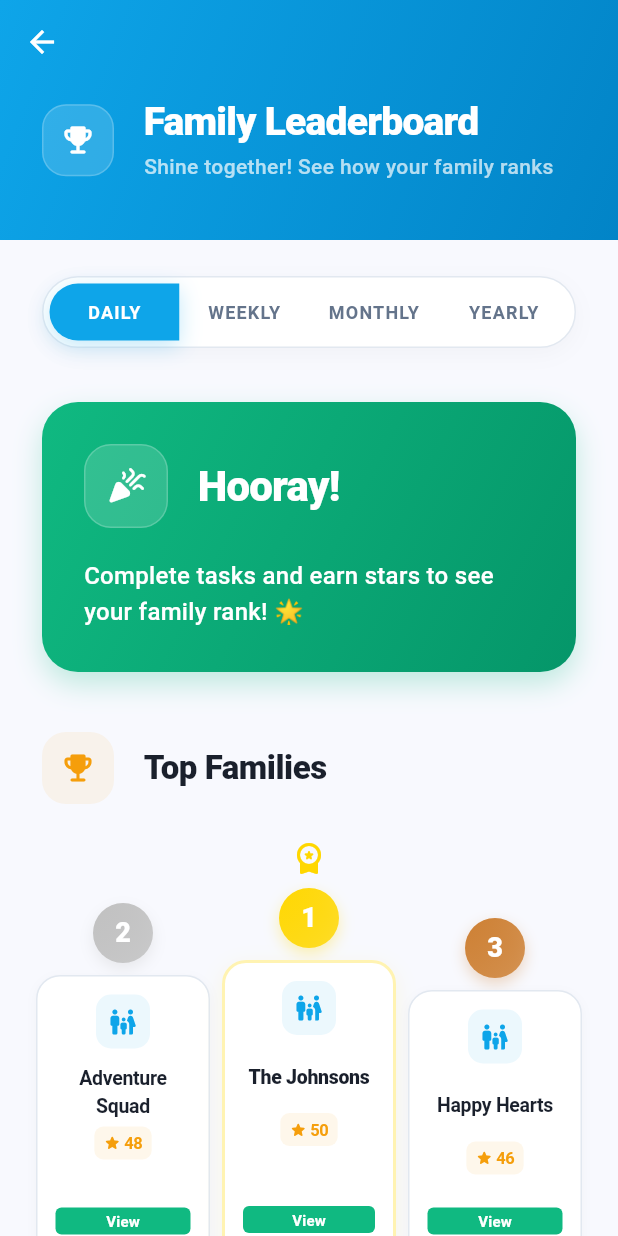
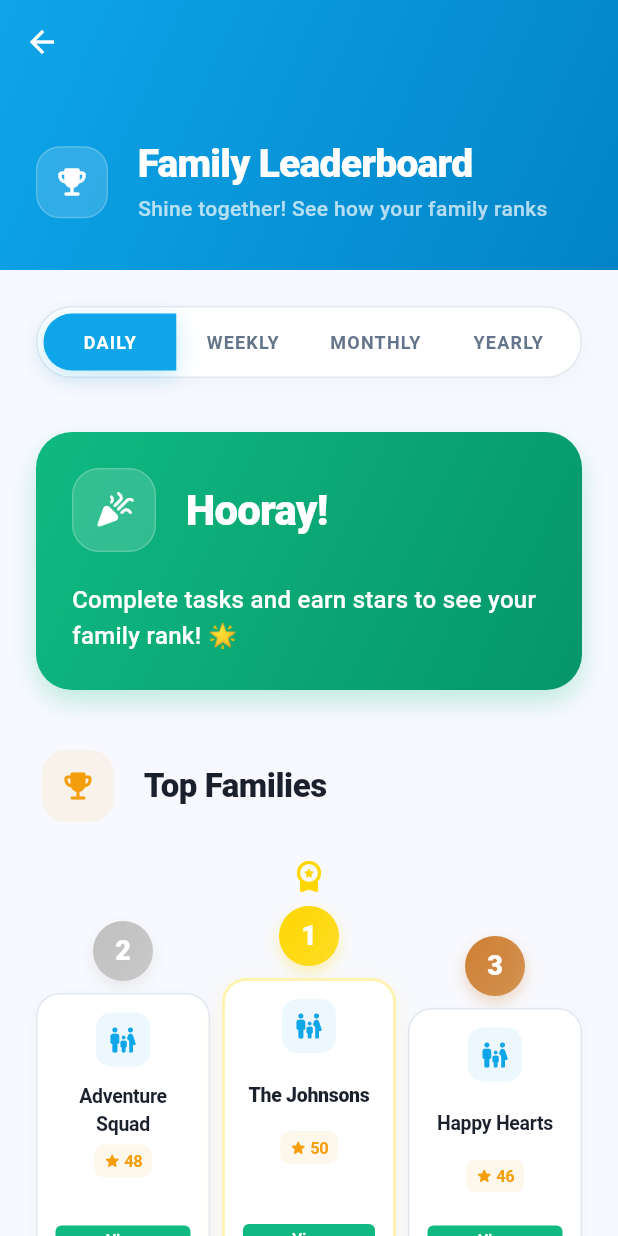
Before and after one commit to fatima-alzahraa-hammoud/guardian-grove-mobile, a Flutter app: the LeaderboardView screen opened directly, on a phone screen of 412 x 824 dp. Run offline on Flutter 3.47's test engine with Material 3 defaults, Android fonts, the phone set to English and light mode, and no system bars; our stand-ins replace curved_navigation_bar, dio, equatable, flutter_bloc, get_it, shared_preferences and 1 more; accounts and stored records are empty; network calls fail; Roboto replaces fonts that are missing (Comic Sans MS).

Commit message:
Fix leaderboard screen

```diff
--- a/flutter_app/lib/presentation/pages/main/leaderboard_screen.dart
+++ b/flutter_app/lib/presentation/pages/main/leaderboard_screen.dart
@@ -212,7 +212,7 @@ class LeaderboardView extends StatelessWidget {
         slivers: [
           // Enhanced App Bar
           SliverAppBar(
-            expandedHeight: 160.0,
+            expandedHeight: 180.0,
             floating: false,
             pinned: true,
             backgroundColor: Colors.transparent,
@@ -228,7 +228,7 @@ class LeaderboardView extends StatelessWidget {
                 ),
                 child: SafeArea(
                   child: Padding(
-                    padding: const EdgeInsets.fromLTRB(28, 20, 28, 20),
+                    padding: const EdgeInsets.fromLTRB(24, 16, 24, 16),
                     child: Column(
                       crossAxisAlignment: CrossAxisAlignment.start,
                       mainAxisAlignment: MainAxisAlignment.end,
@@ -265,6 +265,8 @@ class LeaderboardView extends StatelessWidget {
                                       height: 1.1,
                                       letterSpacing: -0.5,
                                     ),
+                                    maxLines: 1,
+                                    overflow: TextOverflow.ellipsis,
                                   ),
                                   SizedBox(height: 6),
                                   Text(
@@ -275,13 +277,15 @@ class LeaderboardView extends StatelessWidget {
                                       fontWeight: FontWeight.w500,
                                       height: 1.3,
                                     ),
+                                    maxLines: 2,
+                                    overflow: TextOverflow.ellipsis,
                                   ),
                                 ],
                               ),
                             ),
                           ],
                         ),
-                        const SizedBox(height: 20),
+                        const SizedBox(height: 16),
                         if (state.currentFamily != null)
                           Container(
                             decoration: BoxDecoration(
@@ -303,7 +307,7 @@ class LeaderboardView extends StatelessWidget {
                                 child: Padding(
                                   padding: const EdgeInsets.symmetric(
                                     horizontal: 16,
-                                    vertical: 12,
+                                    vertical: 10,
                                   ),
                                   child: Row(
                                     mainAxisSize: MainAxisSize.min,
@@ -311,15 +315,15 @@ class LeaderboardView extends StatelessWidget {
                                       const Icon(
                                         Icons.stars_rounded,
                                         color: Colors.white,
-                                        size: 16,
+                                        size: 14,
                                       ),
-                                      const SizedBox(width: 8),
+                                      const SizedBox(width: 6),
                                       Flexible(
                                         child: Text(
                                           'View Achievements',
                                           style: const TextStyle(
                                             color: Colors.white,
-                                            fontSize: 13,
+                                            fontSize: 12,
                                             fontWeight: FontWeight.w600,
                                             letterSpacing: 0.2,
                                           ),
@@ -343,7 +347,7 @@ class LeaderboardView extends StatelessWidget {
           // Time frame selector section
           SliverToBoxAdapter(
             child: Container(
-              padding: const EdgeInsets.fromLTRB(28, 24, 28, 20),
+              padding: const EdgeInsets.fromLTRB(24, 24, 24, 20),
               child: _buildTimeFrameSelector(context, state.currentTimeFrame),
             ),
           ),
@@ -377,7 +381,7 @@ class LeaderboardView extends StatelessWidget {
           if (state.currentLeaderboard.length > 3)
             SliverToBoxAdapter(
               child: Container(
-                padding: const EdgeInsets.fromLTRB(28, 32, 28, 20),
+                padding: const EdgeInsets.fromLTRB(16, 28, 16, 16),
                 child: Row(
                   children: [
                     Container(
@@ -394,13 +398,16 @@ class LeaderboardView extends StatelessWidget {
                       ),
                     ),
                     const SizedBox(width: 16),
-                    const Text(
+                    const Flexible(
+                      child: Text(
                         'Other Families',
                         style: TextStyle(
                           fontSize: 20,
                           fontWeight: FontWeight.w700,
                           color: Color(0xFF1A202C),
                           letterSpacing: -0.3,
+                        ),
+                        overflow: TextOverflow.ellipsis,
                       ),
                     ),
                   ],
@@ -420,8 +427,8 @@ class LeaderboardView extends StatelessWidget {
                   final family = state.currentLeaderboard[familyIndex];
                   return Container(
                     margin: const EdgeInsets.symmetric(
-                      horizontal: 28,
-                      vertical: 8,
+                      horizontal: 16,
+                      vertical: 6,
                     ),
                     child: LeaderboardItem(
                       family: family,
@@ -508,6 +515,8 @@ class LeaderboardView extends StatelessWidget {
                                 : null,
                       ),
                       child: Center(
+                        child: FittedBox(
+                          fit: BoxFit.scaleDown,
                           child: Text(
                             frame.name.toUpperCase(),
                             style: TextStyle(
@@ -523,6 +532,7 @@ class LeaderboardView extends StatelessWidget {
                         ),
                       ),
                     ),
+                  ),
                 );
               }).toList(),
         ),
@@ -532,8 +542,8 @@ class LeaderboardView extends StatelessWidget {
 
   Widget _buildMotivationalMessage(String message) {
     return Container(
-      margin: const EdgeInsets.symmetric(horizontal: 28, vertical: 16),
-      padding: const EdgeInsets.all(28),
+      margin: const EdgeInsets.symmetric(horizontal: 24, vertical: 16),
+      padding: const EdgeInsets.all(24),
       decoration: BoxDecoration(
         gradient: const LinearGradient(
           colors: [Color(0xFF10B981), Color(0xFF059669)],
@@ -601,8 +611,8 @@ class LeaderboardView extends StatelessWidget {
 
   Widget _buildProgressStats(FamilyProgressStats stats) {
     return Container(
-      margin: const EdgeInsets.symmetric(horizontal: 28, vertical: 16),
-      padding: const EdgeInsets.all(28),
+      margin: const EdgeInsets.symmetric(horizontal: 24, vertical: 16),
+      padding: const EdgeInsets.all(24),
       decoration: BoxDecoration(
         color: Colors.white,
         borderRadius: BorderRadius.circular(24),
@@ -670,8 +680,8 @@ class LeaderboardView extends StatelessWidget {
 
   Widget _buildYourRankCard(LeaderboardFamily currentFamily) {
     return Container(
-      margin: const EdgeInsets.symmetric(horizontal: 28, vertical: 16),
-      padding: const EdgeInsets.all(28),
+      margin: const EdgeInsets.symmetric(horizontal: 24, vertical: 16),
+      padding: const EdgeInsets.all(24),
       decoration: BoxDecoration(
         gradient: const LinearGradient(
           colors: [Color(0xFF8B5CF6), Color(0xFF7C3AED)],
@@ -750,6 +760,7 @@ class LeaderboardView extends StatelessWidget {
                     fontWeight: FontWeight.w800,
                     letterSpacing: -0.3,
                   ),
+                  overflow: TextOverflow.ellipsis,
                 ),
               ],
             ),
@@ -838,13 +849,16 @@ class LeaderboardView extends StatelessWidget {
                   ),
                 ),
                 const SizedBox(width: 20),
-                const Text(
+                const Flexible(
+                  child: Text(
                     'Top Families',
                     style: TextStyle(
                       fontSize: 22,
                       fontWeight: FontWeight.w800,
                       color: Color(0xFF1A202C),
                       letterSpacing: -0.3,
+                    ),
+                    overflow: TextOverflow.ellipsis,
                   ),
                 ),
               ],
@@ -953,7 +967,9 @@ class LeaderboardView extends StatelessWidget {
               ),
             ),
           ),
-          const SizedBox(height: 8), // Family card with proper constraints
+          const SizedBox(height: 8),
+
+          // Family card with proper constraints
           Container(
             height: isFirstPlace ? 200 : (isSecondPlace ? 190 : 180),
             padding: const EdgeInsets.all(12),
@@ -1014,7 +1030,7 @@ class LeaderboardView extends StatelessWidget {
                 ),
                 const SizedBox(height: 10),
 
-                // Family name
+                // Family name with proper overflow handling
                 SizedBox(
                   height: 36,
                   child: Center(
```
Lines whose indentation alone changed are shown as unchanged.
